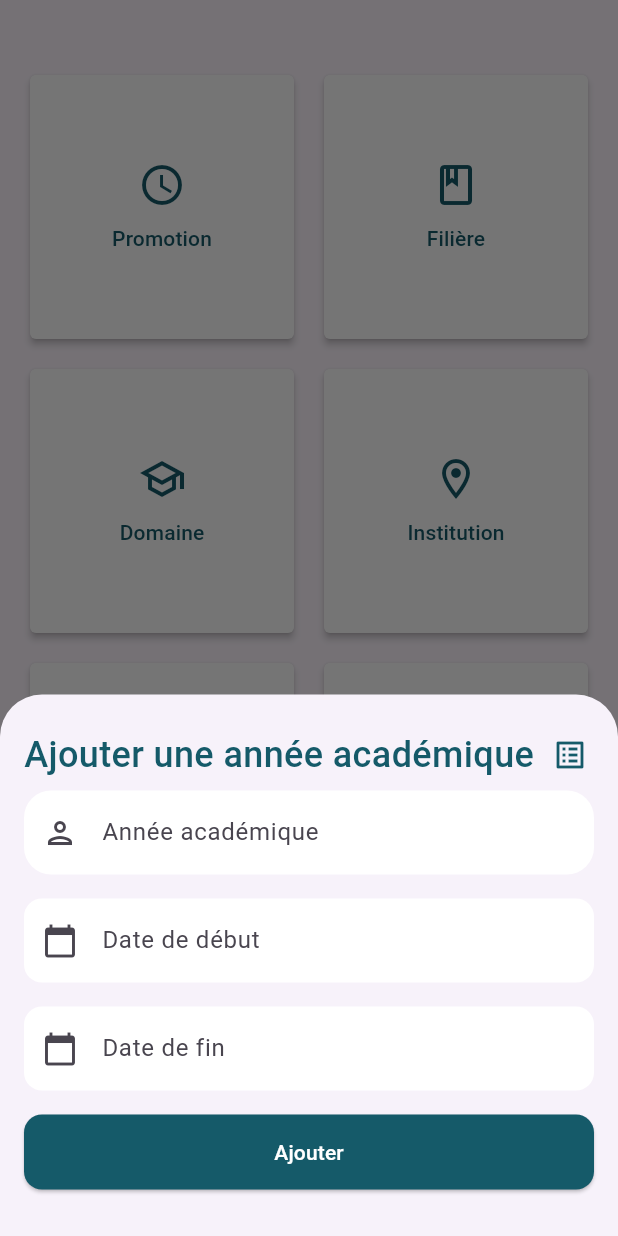
After one commit to sammywasukundi/SchoolPost, a Flutter app: the DashAdminView screen opened directly, after a tap on "Année Académique", on a phone screen of 412 x 824 dp. The commit adds this screen. Run offline on Flutter 3.47's test engine with Material 3 defaults, Android fonts, the phone set to English and light mode, and no system bars; our stand-ins replace awesome_dialog, cloud_firestore, firebase_auth, firebase_core, firebase_storage, icons_plus and 1 more; missing offline and left inert: flutter_load_kit, image_editor_plus; accounts and stored records are empty.

Commit message:
management of adminScreen

```diff
--- /dev/null
+++ b/lib/view/admin/dash_admin_view.dart
@@ -0,0 +1,95 @@
+
+import 'package:flutter/material.dart';
+import 'package:school_post/widgets/widget_anneeacademique.dart';
+import 'package:school_post/widgets/widget_domaine.dart';
+import 'package:school_post/widgets/widget_filiere.dart';
+import 'package:school_post/widgets/widget_gridview.dart';
+import 'package:school_post/widgets/widget_institution.dart';
+import 'package:school_post/widgets/widget_promotion.dart';
+
+class DashAdminView extends StatefulWidget {
+  const DashAdminView({super.key});
+
+  @override
+  _AddScrennState createState() => _AddScrennState();
+}
+
+class _AddScrennState extends State<DashAdminView> {
+  final List<MenuItem> menuItems = [
+    MenuItem(
+      icon: Icons.schedule_outlined,
+      text: 'Promotion',
+      onTap: (BuildContext context) {
+        FormPromotion().showFormPromotion(context);
+      },
+    ),
+    MenuItem(
+      icon: Icons.book_outlined,
+      text: 'Filière',
+      onTap: (BuildContext context) {
+        FormFiliere().showFormFiliere(context);
+      },
+    ),
+    MenuItem(
+      icon: Icons.school_outlined,
+      text: 'Domaine',
+      onTap: (BuildContext context) {
+        FormDomaine().showFormDomaine(context);
+      },
+    ),
+    MenuItem(
+      icon: Icons.room_outlined,
+      text: 'Institution',
+      onTap: (BuildContext context) {
+        FormInstitution().showFormInstitution(context);
+      },
+    ),
+    MenuItem(
+      icon: Icons.domain_outlined,
+      text: 'Année Académique',
+      onTap: (BuildContext context) {
+        FormAnneeAcademique().showFormAnnee(context);
+      },
+    ),
+    MenuItem(
+      icon: Icons.add_outlined,
+      text: 'Publication',
+      onTap: (BuildContext context) {
+
+      },
+    ),
+  ];
+
+  @override
+  Widget build(BuildContext context) {
+    return Scaffold(
+      body: Padding(
+        padding: const EdgeInsets.symmetric(vertical: 50.0,horizontal: 20.0),
+        child: GridView.builder(
+          gridDelegate: const SliverGridDelegateWithFixedCrossAxisCount(
+            crossAxisCount: 2,
+            crossAxisSpacing: 20.0,
+            mainAxisSpacing: 20.0,
+          ),
+          itemCount: menuItems.length,
+          itemBuilder: (context, index) {
+            final item = menuItems[index];
+            return buildButtonBudget(context, item.icon, item.text,
+                onTap: () => item.onTap(context));
+          },
+        ),
+      ),
+    );
+  }
+}
+
+class MenuItem {
+  final IconData icon;
+  final String text;
+  final Function(BuildContext) onTap;
+  MenuItem({
+    required this.icon,
+    required this.text,
+    required this.onTap,
+  });
+}
--- /dev/null
+++ b/lib/widgets/widget_anneeacademique.dart
@@ -0,0 +1,140 @@
+import 'package:flutter/material.dart';
+import 'package:school_post/theme/app_dialog.dart';
+import 'package:school_post/widgets/widget_list.dart';
+
+import '../theme/app_colors.dart';
+
+class FormAnneeAcademique {
+  final _formKey = GlobalKey<FormState>();
+  final _nomfiliereController = TextEditingController();
+
+  void showFormAnnee(BuildContext context) {
+    WidgetsBinding.instance.addPostFrameCallback((_) {
+      showModalBottomSheet(
+        context: context,
+        builder: (BuildContext context) {
+          return Padding(
+            padding: const EdgeInsets.all(16.0),
+            child: SingleChildScrollView(
+                child: Form(
+                    key: _formKey,
+                    child: Column(
+                      children: [
+                        Row(
+                          mainAxisAlignment: MainAxisAlignment.spaceBetween,
+                          children: [
+                            Text(
+                              'Ajouter une année académique',
+                              style: TextStyle(
+                                  fontSize: 24,
+                                  fontWeight: FontWeight.w500,
+                                  color: blueColor),
+                            ),
+                            IconButton(
+                              onPressed: () {
+                                MyListWidget().ListHoraire(context);
+                              },
+                              icon: Icon(
+                                Icons.list_alt_outlined,
+                                color: blueColor,
+                              ),
+                            ),
+                          ],
+                        ),
+                        TextFormField(
+                          controller: _nomfiliereController,
+                          keyboardType: TextInputType.text,
+                          decoration: InputDecoration(
+                              hintText: "Année académique",
+                              border: OutlineInputBorder(
+                                borderRadius: BorderRadius.circular(18),
+                                borderSide: BorderSide.none,
+                              ),
+                              hoverColor: blackColor,
+                              fillColor: whiteColor,
+                              filled: true,
+                              prefixIcon: Icon(Icons.person_outlined)),
+                        ),
+                        SizedBox(height: 16),
+                        TextFormField(
+                          decoration: InputDecoration(
+                            labelText: 'Date de début',
+                            border: OutlineInputBorder(
+                              borderRadius: BorderRadius.circular(12),
+                              borderSide: BorderSide.none,
+                            ),
+                            fillColor: whiteColor,
+                            filled: true,
+                            prefixIcon: Icon(Icons.calendar_today),
+                          ),
+                          readOnly: true,
+                          onTap: () async {
+                            DateTime? pickedDate = await showDatePicker(
+                              context: context,
+                              initialDate: DateTime.now(),
+                              firstDate: DateTime(2000),
+                              lastDate: DateTime(2100),
+                            );
+                            if (pickedDate != null) {
+                              // Handle the selected date
+                            }
+                          },
+                        ),
+                        SizedBox(height: 16),
+                        TextFormField(
+                          decoration: InputDecoration(
+                            labelText: 'Date de fin',
+                            border: OutlineInputBorder(
+                              borderRadius: BorderRadius.circular(12),
+                              borderSide: BorderSide.none,
+                            ),
+                            fillColor: whiteColor,
+                            filled: true,
+                            prefixIcon: Icon(Icons.calendar_today),
+                          ),
+                          readOnly: true,
+                          onTap: () async {
+                            DateTime? pickedDate = await showDatePicker(
+                              context: context,
+                              initialDate: DateTime.now(),
+                              firstDate: DateTime(2000),
+                              lastDate: DateTime(2100),
+                            );
+                            if (pickedDate != null) {
+                              // Handle the selected date
+                            }
+                          },
+                        ),
+                        SizedBox(height: 16),
+                        Padding(
+                          padding: const EdgeInsets.only(bottom: 15.0),
+                          child: SizedBox(
+                            width: double.infinity,
+                            child: ElevatedButton(
+                              onPressed: () {
+                                showSuccess(context, "Succès",
+                                    "Enregistrement avec réussi avec succès");
+                              },
+                              style: ElevatedButton.styleFrom(
+                                padding:
+                                    const EdgeInsets.symmetric(vertical: 15),
+                                backgroundColor: blueColor,
+                                shape: RoundedRectangleBorder(
+                                  borderRadius: BorderRadius.circular(12),
+                                ),
+                              ),
+                              child: Text(
+                                "Ajouter",
+                                style: TextStyle(color: whiteColor),
+                              ),
+                            ),
+                          ),
+                        ),
+                      ],
+                    ))),
+          );
+        },
+      );
+    });
+  }
+}
```
Also changed, not shown: lib/widgets/widget_domaine.dart (added, +113 -0 lines), lib/widgets/widget_filiere.dart (added, +113 -0 lines), lib/widgets/widget_forms.dart (+0 -14 lines), lib/widgets/widget_institution.dart (added, +93 -0 lines), lib/widgets/widget_promotion.dart (added, +113 -0 lines), pubspec.lock, 125 other files.
